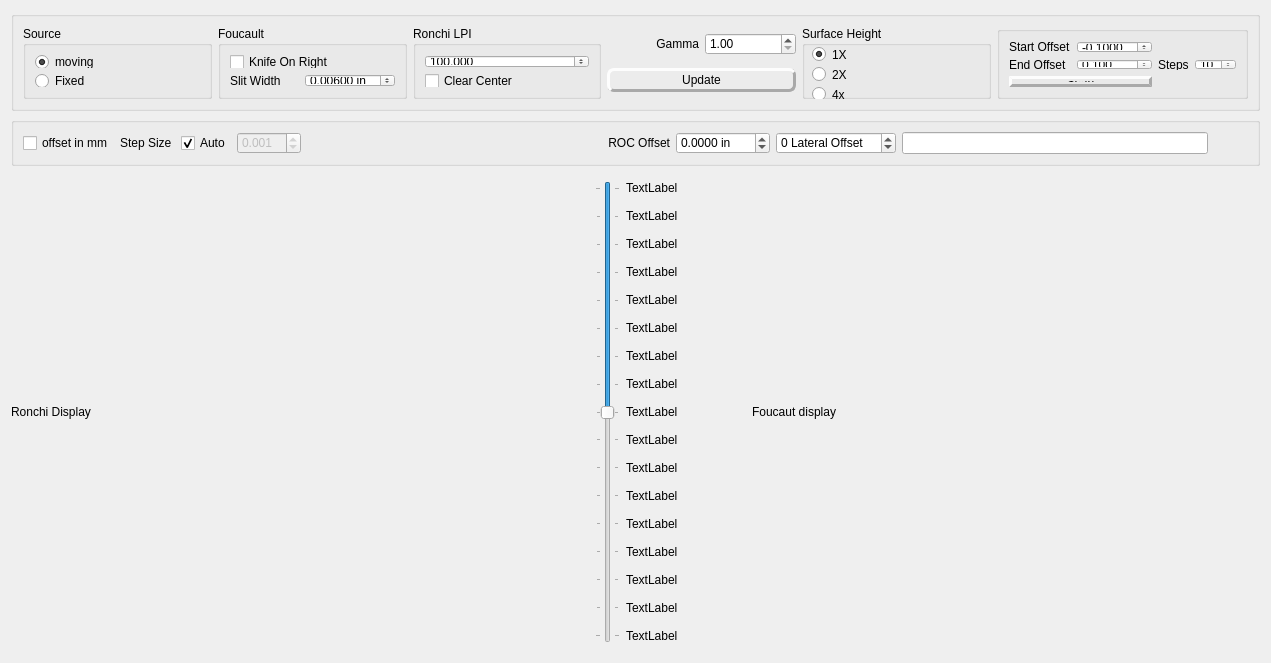
First picture: the form in foucaultview.ui, repository githubdoe/DFTFringe, before the edit.
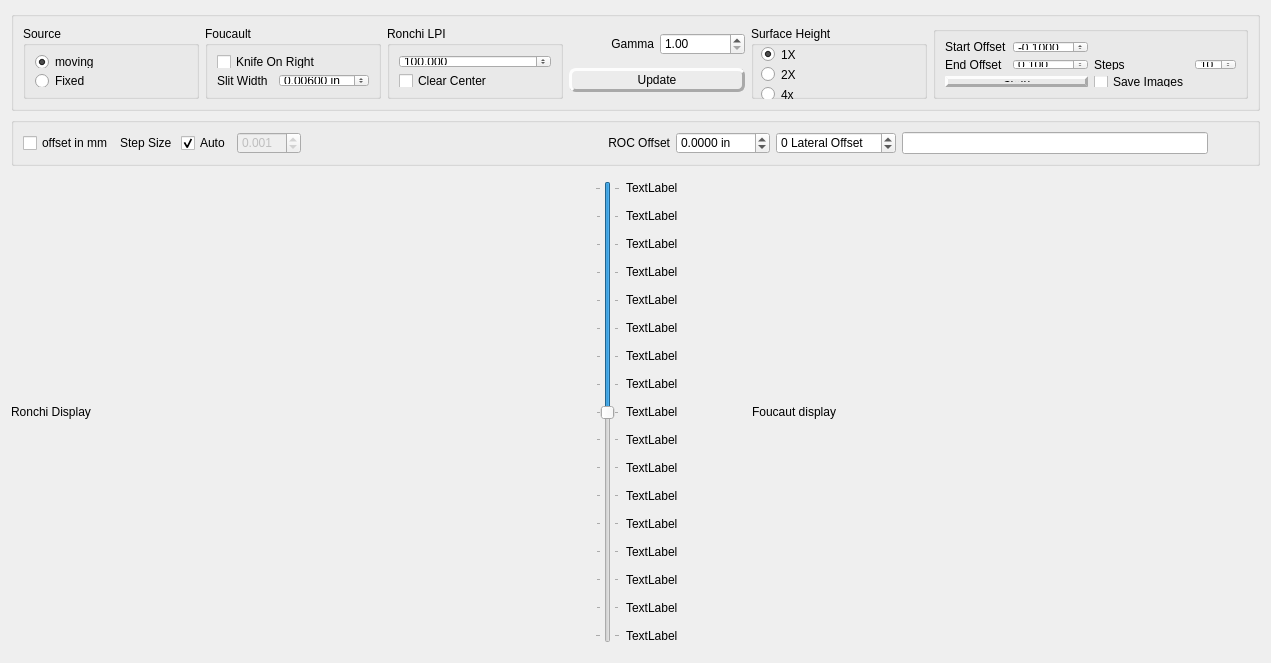
Second picture: the form after the edit.

Diff of the .ui file:
```diff
--- a/foucaultview.ui
+++ b/foucaultview.ui
@@ -280,7 +280,7 @@
             <double>-10.000000000000000</double>
            </property>
            <property name="maximum">
-            <double>0.000000000000000</double>
+            <double>1.000000000000000</double>
            </property>
            <property name="singleStep">
             <double>0.010000000000000</double>
@@ -343,6 +343,13 @@
            </property>
           </widget>
          </item>
+         <item row="2" column="2">
+          <widget class="QCheckBox" name="SaveImageCB">
+           <property name="text">
+            <string>Save Images</string>
+           </property>
+          </widget>
+         </item>
         </layout>
        </widget>
       </item>
```
